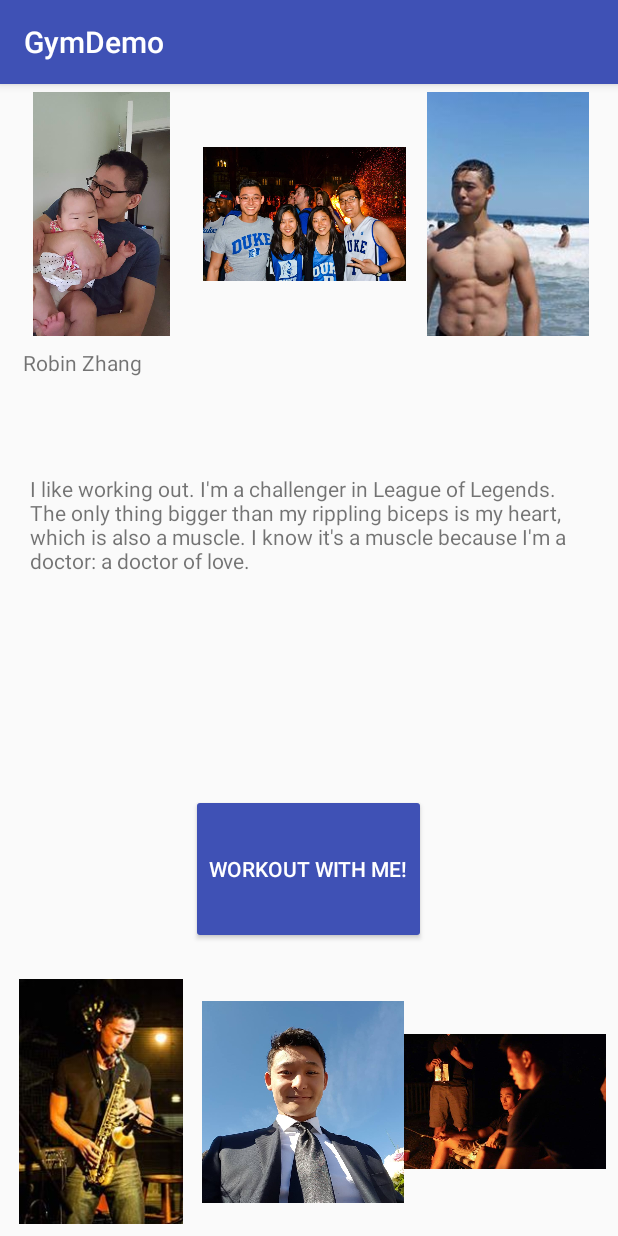
After one commit to alemjc/registrationserver, an Android app: the TrainerProfileActivity screen opened directly, with no data from a screen before it, on a phone screen of 412 x 824 dp. The commit adds this screen. Run offline under Robolectric (Android 15) with nearby library versions, the light colour scheme and no system bars.

Commit message:
added Robin pictures and trainer profile page - may need to abstract it to include other trainer

```diff
--- a/Android/app/build.gradle
+++ b/Android/app/build.gradle
@@ -32,6 +32,7 @@
     implementation 'com.android.support.constraint:constraint-layout:1.1.2'
     implementation 'com.android.support:design:27.1.1'
     implementation 'com.android.support:recyclerview-v7:27.1.1'
+    implementation 'com.android.support:support-v4:27.1.1'
     testImplementation 'junit:junit:4.12'
     androidTestImplementation 'com.android.support.test:runner:1.0.2'
     androidTestImplementation 'com.android.support.test.espresso:espresso-core:3.0.2'
--- a/Android/app/src/main/AndroidManifest.xml
+++ b/Android/app/src/main/AndroidManifest.xml
@@ -53,7 +53,7 @@
             android:name=".MapsActivity"
             android:label="@string/title_activity_maps"
             android:theme="@style/AppTheme.NoActionBar" />
-        <activity android:name=".trainer_profile_activity"></activity>
+        <activity android:name=".TrainerProfileActivity"></activity>
     </application>
 
 </manifest>
--- a/Android/app/src/main/java/com/apps/alemjc/gymdemo/MapsActivity.kt
+++ b/Android/app/src/main/java/com/apps/alemjc/gymdemo/MapsActivity.kt
@@ -36,7 +36,8 @@
                 .findFragmentById(R.id.map) as SupportMapFragment
         mapFragment.getMapAsync(this)
 
-        val intent = Intent(this, TrainersActivity::class.java)
+        //val intent = Intent(this, TrainersActivity::class.java)
+        val intent = Intent(this, TrainerProfileActivity::class.java) // For testing trainer profile activity
 
         privateSessionButton.setOnClickListener {
             startActivity(intent) }
--- /dev/null
+++ b/Android/app/src/main/java/com/apps/alemjc/gymdemo/TrainerProfileActivity.java
@@ -0,0 +1,43 @@
+package com.apps.alemjc.gymdemo;
+
+import android.content.DialogInterface;
+import android.support.v7.app.AlertDialog;
+import android.support.v7.app.AppCompatActivity;
+import android.os.Bundle;
+import android.widget.TextView;
+import android.widget.Toast;
+
+public class TrainerProfileActivity extends AppCompatActivity {
+
+    private TextView mAboutMe;
+
+    @Override
+    protected void onCreate(Bundle savedInstanceState) {
+        super.onCreate(savedInstanceState);
+        setContentView(R.layout.activity_trainer_profile);
+
+        mAboutMe = (TextView) findViewById(R.id.trainer_about_me);
+        mAboutMe.setText("I like working out. I'm a challenger in League of Legends. The only thing bigger " +
+                "than my rippling biceps is my heart, which is also a muscle. I know it's a muscle because " +
+                "I'm a doctor: a doctor of love.");
+
+        AlertDialog.Builder builder = new AlertDialog.Builder(this);
+        builder.setMessage("Train with Robin?");
+        builder.setPositiveButton("Yes", new DialogInterface.OnClickListener() {
+            @Override
+            public void onClick(DialogInterface dialog, int i) {
+                Toast.makeText(getApplicationContext(), "Payment Confirmed",Toast.LENGTH_SHORT).show();
+            }
+        });
+
+        // Create Dialog
+        AlertDialog dialog = builder.create();
+
+
+    }
+
+
+
+
+    }
+}
--- a/Android/app/src/main/res/layout/activity_trainer_profile_activity.xml
+++ b/Android/app/src/main/res/layout/activity_trainer_profile.xml
@@ -5,74 +5,100 @@
     android:layout_width="match_parent"
     android:layout_height="match_parent"
     android:orientation="vertical"
-    tools:context=".TrainerProfileActivity"
-    android:layout_weight="5">
+    tools:context=".TrainerProfileActivity">
 
     <LinearLayout
         android:layout_width="match_parent"
-        android:layout_height="wrap_content"
+        android:layout_height="0dp"
         android:layout_marginBottom="8dp"
-        android:layout_marginEnd="8dp"
-        android:layout_marginTop="8dp"
+        android:layout_marginEnd="5dp"
+        android:layout_marginTop="5dp"
         android:orientation="horizontal"
-        android:layout_weight="1">
+        android:layout_weight="2.5"
+        android:weightSum="3">
 
         <ImageView
-            android:layout_width="wrap_content"
+            android:layout_width="0dp"
             android:layout_height="match_parent"
             android:layout_weight="1"
             android:contentDescription="Trainer Image1"
-            app:srcCompat="@drawable/common_google_signin_btn_icon_light_normal" />
+            app:srcCompat="@mipmap/robin_baby" />
         <ImageView
-            android:layout_width="wrap_content"
+            android:layout_width="0dp"
             android:layout_height="match_parent"
             android:layout_weight="1"
-            app:srcCompat="@drawable/common_google_signin_btn_icon_light_normal"
+            app:srcCompat="@mipmap/robin_duke"
             android:contentDescription="Trainer Image2"/>
         <ImageView
-            android:layout_width="wrap_content"
+            android:layout_width="0dp"
             android:layout_height="match_parent"
             android:layout_weight="1"
-            app:srcCompat="@drawable/common_google_signin_btn_icon_light_normal"
+            app:srcCompat="@mipmap/robin_shirtless"
             android:contentDescription="Trainer Image3"/>
     </LinearLayout>
     <TextView
         android:layout_width="match_parent"
         android:layout_height="wrap_content"
         android:text="@string/trainer_name"
+        android:paddingLeft="15dp"
+        android:paddingRight="15dp"
         android:layout_weight="1"/>
+ <!--   <TextView
+        android:layout_width="match_parent"
+        android:layout_height="wrap_content"
+        android:padding="20dp"
+        android:textColor="#5042f4"
+        android:text="About Me"/>-->
 
     <TextView
+        android:id="@+id/trainer_about_me"
         android:layout_width="match_parent"
         android:layout_height="wrap_content"
         android:layout_weight="2"
+        android:paddingLeft="20dp"
+        android:paddingRight="20dp"
         android:text="@string/trainer_about_me" />
+
+    <RelativeLayout
+        android:layout_width="match_parent"
+        android:layout_height="0dp"
+        android:layout_weight="2"
+        android:padding="15dp">
+
+        <Button
+            android:layout_width="wrap_content"
+            android:layout_height="match_parent"
+            android:layout_centerInParent="true"
+            android:theme="@style/PrimaryFlatButton"
+            android:text="@string/select_trainer"/>
+
+    </RelativeLayout>
     <LinearLayout
         android:layout_width="match_parent"
-        android:layout_height="wrap_content"
+        android:layout_height="0dp"
         android:layout_marginBottom="8dp"
         android:layout_marginEnd="8dp"
         android:layout_marginTop="8dp"
         android:orientation="horizontal"
-        android:layout_weight="1">
+        android:layout_weight="2.5">
 
         <ImageView
-            android:layout_width="wrap_content"
+            android:layout_width="0dp"
             android:layout_height="match_parent"
             android:layout_weight="1"
-            app:srcCompat="@drawable/common_google_signin_btn_icon_light_normal"
+            app:srcCompat="@mipmap/robin_sax"
             android:contentDescription="Trainer Image1"/>
         <ImageView
-            android:layout_width="wrap_content"
+            android:layout_width="0dp"
             android:layout_height="match_parent"
             android:layout_weight="1"
-            app:srcCompat="@drawable/common_google_signin_btn_icon_light_normal"
+            app:srcCompat="@mipmap/robin_swag"
             android:contentDescription="Trainer Image2"/>
         <ImageView
-            android:layout_width="wrap_content"
+            android:layout_width="0dp"
             android:layout_height="match_parent"
             android:layout_weight="1"
-            app:srcCompat="@drawable/common_google_signin_btn_icon_light_normal"
+            app:srcCompat="@mipmap/robin_fireplace"
             android:contentDescription="Trainer Image3"/>
     </LinearLayout>
 </LinearLayout>
--- a/Android/app/src/main/res/values/strings.xml
+++ b/Android/app/src/main/res/values/strings.xml
@@ -23,4 +23,10 @@
     <string name="permission_rationale">"Contacts permissions are needed for providing email
         completions."
     </string>
+    <string name="trainer_name">Robin Zhang</string>
+    <string name="trainer_about_me">I like working out.</string>
+    <string name="select_trainer">Workout with me!</string>
+
+    <!-- TODO: Remove or change this placeholder text -->
+    <string name="hello_blank_fragment">Hello blank fragment</string>
 </resources>
```
Also changed, not shown: Android/app/src/main/java/com/apps/alemjc/gymdemo/TrainerConfirmFragment.java (added, +108 -0 lines), Android/app/src/main/java/com/apps/alemjc/gymdemo/trainer_profile_activity.java (deleted, +0 -13 lines), Android/app/src/main/res/layout/fragment_trainer_confirm.xml (added, +14 -0 lines), Android/app/src/main/res/mipmap-hdpi/robin_baby.jpg (added), Android/app/src/main/res/mipmap-hdpi/robin_duke.jpg (added), Android/app/src/main/res/mipmap-hdpi/robin_fireplace.jpg (added), Android/app/src/main/res/mipmap-hdpi/robin_sax.jpg (added), Android/app/src/main/res/mipmap-hdpi/robin_shirtless.jpg (added), Android/app/src/main/res/mipmap-hdpi/robin_swag.jpg (added).
